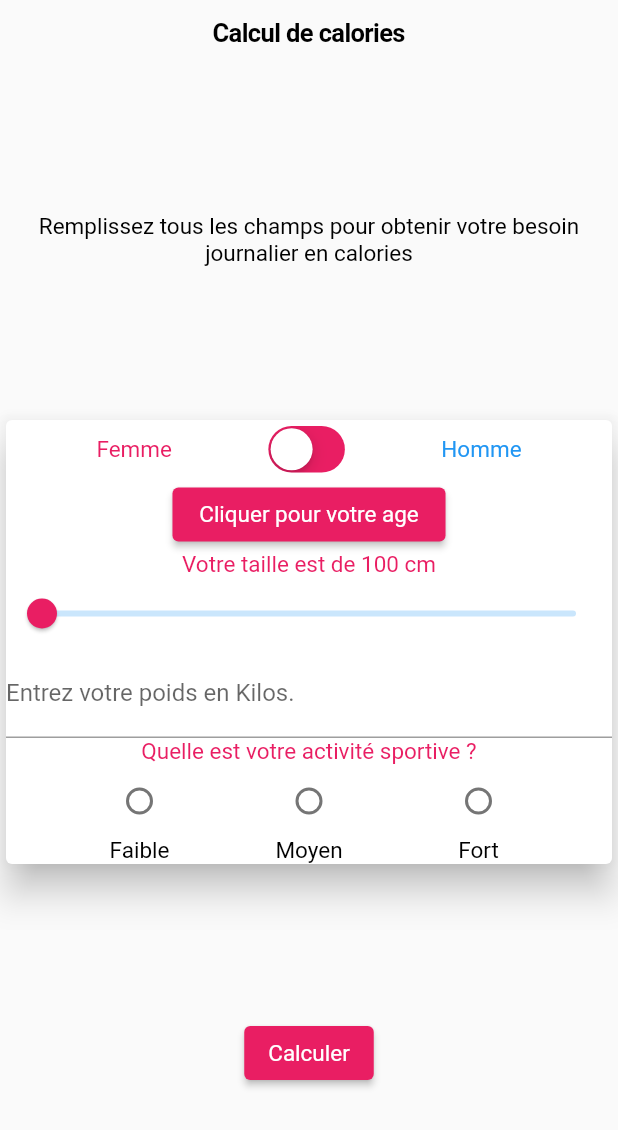
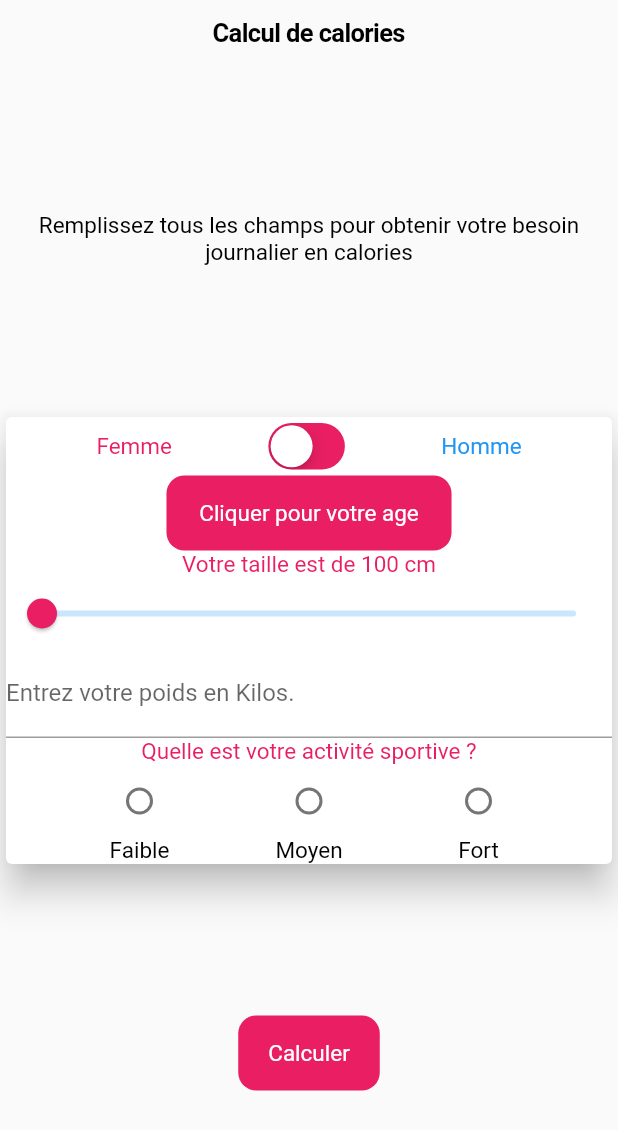
Before and after one commit to fabienlierville/ril21-1-calories, a Flutter app: the screen it shows after launch, on a phone screen of 412 x 824 dp. Shown: the top 1130 px of the screen. Run offline on Flutter 3.47's test engine with Material 2 defaults, Android fonts, the phone set to English and light mode, and no system bars; our stand-ins replace universal_io.

Commit message:
CupertinoButton

```diff
--- a/lib/pages/page_home.dart
+++ b/lib/pages/page_home.dart
@@ -65,14 +65,11 @@ class _PageHomeState extends State<PageHome> {
                   ],
                 ),
                 //Age
-                ElevatedButton(
+                buttonSelonPLateforme(
                   onPressed: (){
                     selectionDate();
                   },
-                  child: TextAvecStyle((age==null) ?"Cliquer pour votre age " : "Age = ${age}ans", color: Colors.white),
-                  style: ButtonStyle(
-                      backgroundColor: MaterialStateProperty.all<Color>(getColor())
-                  ),
+                  text: (age==null) ?"Cliquer pour votre age " : "Age = ${age}ans",
                 ),
                 //Taille
                 TextAvecStyle("Votre taille est de ${taille} cm", color: getColor()),
@@ -154,12 +151,9 @@ class _PageHomeState extends State<PageHome> {
               ],
             ),
           ),
-          ElevatedButton(
+          buttonSelonPLateforme(
             onPressed: calculerNombreDeCalories,
-            child: TextAvecStyle("Calculer", color: Colors.white),
-            style: ButtonStyle(
-                backgroundColor: MaterialStateProperty.all<Color>(getColor())
-            ),
+            text: "Calculer"
           )
         ],
       ),
@@ -322,6 +316,24 @@ class _PageHomeState extends State<PageHome> {
     }
   }
 
+  Widget buttonSelonPLateforme({required String text, required VoidCallback onPressed}){
+    if(Platform.isAndroid){
+      return CupertinoButton(
+        onPressed: onPressed,
+        child: TextAvecStyle(text, color: Colors.white),
+        color: getColor(),
+      );
+    }else{
+      return ElevatedButton(
+        onPressed: onPressed,
+        child: TextAvecStyle(text, color: Colors.white),
+        style: ButtonStyle(
+            backgroundColor: MaterialStateProperty.all<Color>(getColor())
+        ),
+      );
+    }
+  }
+
 
 
 }
```
